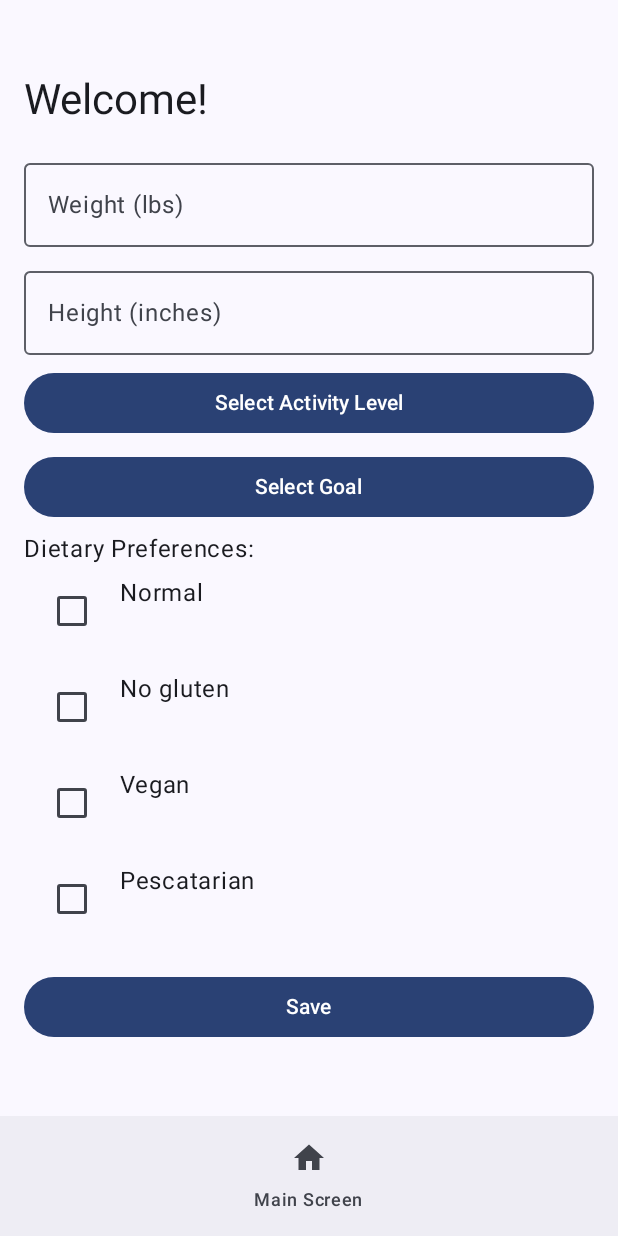
After one commit to isaacmayernik/cuhackit25, an Android app built with Jetpack Compose: the WelcomeScreen screen opened through its navigation route, on a phone screen of 412 x 824 dp. The commit adds this screen. Run offline under Robolectric (Android 15) with nearby library versions, the phone set to English and light mode, and no system bars.

Commit message:
home and welcome screen initialized

```diff
--- /dev/null
+++ b/app/src/main/java/com/example/workoutplangenai/HomeScreen.kt
@@ -0,0 +1,224 @@
+package com.example.workoutplangenai
+
+import androidx.compose.foundation.layout.Arrangement
+import androidx.compose.foundation.layout.Column
+import androidx.compose.foundation.layout.Row
+import androidx.compose.foundation.layout.Spacer
+import androidx.compose.foundation.layout.fillMaxSize
+import androidx.compose.foundation.layout.fillMaxWidth
+import androidx.compose.foundation.layout.height
+import androidx.compose.foundation.layout.padding
+import androidx.compose.foundation.selection.selectable
+import androidx.compose.foundation.text.KeyboardOptions
+import androidx.compose.material3.AlertDialog
+import androidx.compose.material3.Button
+import androidx.compose.material3.Checkbox
+import androidx.compose.material3.MaterialTheme
+import androidx.compose.material3.OutlinedTextField
+import androidx.compose.material3.RadioButton
+import androidx.compose.material3.Text
+import androidx.compose.runtime.Composable
+import androidx.compose.runtime.LaunchedEffect
+import androidx.compose.runtime.getValue
+import androidx.compose.runtime.mutableStateOf
+import androidx.compose.runtime.remember
+import androidx.compose.runtime.setValue
+import androidx.compose.ui.Modifier
+import androidx.compose.ui.platform.LocalContext
+import androidx.compose.ui.text.input.KeyboardType
+import androidx.compose.ui.unit.dp
+import androidx.navigation.NavHostController
+
+@Composable
+fun Main(navController: NavHostController) {
+    val context = LocalContext.current
+    var weight by remember { mutableStateOf("") }
+    var height by remember { mutableStateOf("") }
+    var activityLevel by remember { mutableStateOf("") }
+    var goal by remember { mutableStateOf("") }
+    var dietaryPreferences by remember { mutableStateOf(setOf<String>()) }
+
+    var showActivityLevelDialog by remember { mutableStateOf(false) }
+    var showGoalDialog by remember { mutableStateOf(false) }
+
+    LaunchedEffect(Unit) {
+        val userInfo = getUserInfo(context)
+        weight = userInfo.weight ?: ""
+        height = userInfo.height ?: ""
+        activityLevel = userInfo.activityLevel ?: ""
+        goal = userInfo.goal ?: ""
+        dietaryPreferences = userInfo.dietaryPreferences
+    }
+
+    // Save user info if they change screens
+    LaunchedEffect(weight, height, activityLevel, goal, dietaryPreferences) {
+        saveUserInfo(context, weight, height, activityLevel, goal, dietaryPreferences)
+    }
+
+    Column(
+        modifier = Modifier
+            .padding(16.dp)
+            .fillMaxSize(),
+        verticalArrangement = Arrangement.Center
+    ) {
+        Text(
+            text = "Edit Your Info",
+            style = MaterialTheme.typography.headlineMedium
+        )
+        Spacer(modifier = Modifier.height(16.dp))
+
+        // Weight input
+        OutlinedTextField(
+            value = weight,
+            onValueChange = { weight = it },
+            label = { Text("Weight (lbs)") },
+            keyboardOptions = KeyboardOptions(keyboardType = KeyboardType.Number),
+            modifier = Modifier.fillMaxWidth()
+        )
+        Spacer(modifier = Modifier.height(8.dp))
+
+        // Height Input
+        OutlinedTextField(
+            value = height,
+            onValueChange = { height = it },
+            label = { Text("Height (inches)") },
+            keyboardOptions = KeyboardOptions(keyboardType = KeyboardType.Number),
+            modifier = Modifier.fillMaxWidth()
+        )
+        Spacer(modifier = Modifier.height(8.dp))
+
+        // Activity Level Button
+        Button(
+            onClick = { showActivityLevelDialog = true },
+            modifier = Modifier.fillMaxWidth()
+        ) {
+            Text(if (activityLevel.isEmpty()) "Select Activity Level" else "Activity Level: $activityLevel")
+        }
+        Spacer(modifier = Modifier.height(8.dp))
+
+        // Goal Button
+        Button(
+            onClick = { showGoalDialog = true },
+            modifier = Modifier.fillMaxWidth()
+        ) {
+            Text(if (goal.isEmpty()) "Select Goal" else "Goal: $goal")
+        }
+        Spacer(modifier = Modifier.height(8.dp))
+
+        // Dietary Preferences
+        Text("Dietary Preferences:", style = MaterialTheme.typography.bodyLarge)
+        val options = listOf("Normal", "No gluten", "Vegan", "Pescatarian")
+        options.forEach { option ->
+            Row(
+                modifier = Modifier
+                    .fillMaxWidth()
+                    .selectable(
+                        selected = dietaryPreferences.contains(option),
+                        onClick = {
+                            dietaryPreferences = if (option == "Normal") {
+                                setOf("Normal")
+                            } else {
+                                (dietaryPreferences - "Normal") + option
+                            }
+                        }
+                    )
+                    .padding(8.dp)
+            ) {
+                Checkbox(
+                    checked = dietaryPreferences.contains(option),
+                    onCheckedChange = { checked ->
+                        dietaryPreferences = if (option == "Normal") {
+                            if (checked) setOf("Normal") else emptySet()
+                        } else {
+                            if (checked) (dietaryPreferences - "Normal") + option else dietaryPreferences - option
+                        }
+                    }
+                )
+                Text(option, modifier = Modifier.padding(start = 8.dp))
+            }
+        }
+        Spacer(modifier = Modifier.height(16.dp))
+
+        // Save Button
+        Button(
+            onClick = {
+                saveUserInfo(context, weight, height, activityLevel, goal, dietaryPreferences)
+            },
+            modifier = Modifier.fillMaxWidth()
+        ) {
+            Text("Save Changes")
+        }
+    }
+
+    // Activity Level Dialog
+    if (showActivityLevelDialog) {
+        AlertDialog(
+            onDismissRequest = { showActivityLevelDialog = false },
+            title = { Text("Select Activity Level") },
+            text = {
+                Column {
+                    listOf("Very Active", "Active", "Not Active").forEach { level ->
+                        Row(
+                            modifier = Modifier
+                                .fillMaxWidth()
+                                .selectable(
+                                    selected = activityLevel == level,
+                                    onClick = {
+                                        activityLevel = level
+                                        showActivityLevelDialog = false
+                                    }
+                                )
+                                .padding(8.dp)
+                        ) {
+                            RadioButton(
+                                selected = activityLevel == level,
+                                onClick = {
+                                    activityLevel = level
+                                    showActivityLevelDialog = false
+                                }
+                            )
+                            Text(level, modifier = Modifier.padding(start = 8.dp))
+                        }
+                    }
+                }
+            },
+            confirmButton = { }
+        )
+    }
+
+    // Goal Dialog
+    if (showGoalDialog) {
+        AlertDialog(
+            onDismissRequest = { showGoalDialog = false },
+            title = { Text("Select Goal") },
+            text = {
+                Column {
+                    listOf("Lose Weight", "Maintain Weight", "Gain Weight").forEach { _goal ->
+                        Row(
+                            modifier = Modifier
+                                .fillMaxWidth()
+                                .selectable(
+                                    selected = goal == _goal,
+                                    onClick = {
+                                        goal = _goal  // Fix: Set goal, not activityLevel
+                                        showGoalDialog = false
+                                    }
+                                )
+                                .padding(8.dp)
+                        ) {
+                            RadioButton(
+                                selected = goal == _goal,
+                                onClick = {
+                                    goal = _goal  // Fix: Set goal, not activityLevel
+                                    showGoalDialog = false
+                                }
+                            )
+                            Text(_goal, modifier = Modifier.padding(start = 8.dp))
+                        }
+                    }
+                }
+            },
+            confirmButton = { }
+        )
+    }
+}
--- a/app/src/main/java/com/example/workoutplangenai/MainActivity.kt
+++ b/app/src/main/java/com/example/workoutplangenai/MainActivity.kt
@@ -1,5 +1,6 @@
 package com.example.workoutplangenai
 
+import android.content.Context
 import android.os.Bundle
 import androidx.activity.ComponentActivity
 import androidx.activity.compose.setContent
@@ -7,6 +8,7 @@ import androidx.activity.enableEdgeToEdge
 import androidx.compose.foundation.layout.padding
 import androidx.compose.material.icons.Icons
 import androidx.compose.material.icons.filled.Home
+import androidx.compose.material.icons.filled.Star
 import androidx.compose.material3.Icon
 import androidx.compose.material3.NavigationBar
 import androidx.compose.material3.NavigationBarItem
@@ -15,6 +17,7 @@ import androidx.compose.material3.Text
 import androidx.compose.runtime.Composable
 import androidx.compose.ui.Modifier
 import androidx.compose.ui.graphics.vector.ImageVector
+import androidx.compose.ui.platform.LocalContext
 import androidx.navigation.NavGraph.Companion.findStartDestination
 import androidx.navigation.NavHostController
 import androidx.navigation.compose.NavHost
@@ -38,15 +41,25 @@ class MainActivity : ComponentActivity() {
 @Composable
 fun Navigation() {
     val navController = rememberNavController()
+    val context = LocalContext.current
+
+    val sharedPreferences = context.getSharedPreferences("user_info", Context.MODE_PRIVATE)
+    val isFirstTime = sharedPreferences.getString("weight", null) == null
+
     Scaffold(
-        bottomBar = { BottomBarNavigation(navController) }
+        bottomBar = {
+            if (!isFirstTime) {
+                BottomBarNavigation(navController)
+            }
+        }
     ) { innerPadding ->
-        NavigationGraph(navController, Modifier.padding(innerPadding))
+        NavigationGraph(navController, Modifier.padding(innerPadding), isFirstTime)
     }
 }
 
 sealed class Screen(val route: String, val title: String, val icon: ImageVector) {
     data object Main : Screen("home", "Main Screen", Icons.Default.Home)
+    data object Welcome : Screen("welcome", "Welcome Screen", Icons.Default.Star)
 }
 
 @Composable
@@ -78,17 +91,18 @@ fun BottomBarNavigation(navController: NavHostController) {
 }
 
 @Composable
-fun NavigationGraph(navController: NavHostController, modifier: Modifier = Modifier) {
+fun NavigationGraph(navController: NavHostController, modifier: Modifier = Modifier, isFirstTime: Boolean) {
     NavHost(
         navController = navController,
-        startDestination = Screen.Main.route,
+        startDestination = if (isFirstTime) Screen.Welcome.route else Screen.Main.route,
         modifier = modifier,
     ) {
+        composable(Screen.Welcome.route) { WelcomeScreen(navController) }
         composable(Screen.Main.route) { MainScreen(navController) }
     }
 }
 
 @Composable
 fun MainScreen(navController: NavHostController) {
-
+    Main(navController)
 }
--- /dev/null
+++ b/app/src/main/java/com/example/workoutplangenai/WelcomeScreen.kt
@@ -0,0 +1,247 @@
+package com.example.workoutplangenai
+
+import android.content.Context
+import androidx.compose.foundation.layout.Arrangement
+import androidx.compose.foundation.layout.Column
+import androidx.compose.foundation.layout.Row
+import androidx.compose.foundation.layout.Spacer
+import androidx.compose.foundation.layout.fillMaxSize
+import androidx.compose.foundation.layout.fillMaxWidth
+import androidx.compose.foundation.layout.height
+import androidx.compose.foundation.layout.padding
+import androidx.compose.foundation.selection.selectable
+import androidx.compose.foundation.text.KeyboardOptions
+import androidx.compose.material3.AlertDialog
+import androidx.compose.material3.Button
+import androidx.compose.material3.Checkbox
+import androidx.compose.material3.MaterialTheme
+import androidx.compose.material3.OutlinedTextField
+import androidx.compose.material3.RadioButton
+import androidx.compose.material3.Text
+import androidx.compose.runtime.Composable
+import androidx.compose.runtime.getValue
+import androidx.compose.runtime.mutableStateOf
+import androidx.compose.runtime.remember
+import androidx.compose.runtime.setValue
+import androidx.compose.ui.Modifier
+import androidx.compose.ui.platform.LocalContext
+import androidx.compose.ui.text.input.KeyboardType
+import androidx.compose.ui.unit.dp
+import androidx.navigation.NavHostController
+
+@Composable
+fun WelcomeScreen(navController: NavHostController) {
+    val context = LocalContext.current
+    var weight by remember { mutableStateOf("") }
+    var height by remember { mutableStateOf("") }
+    var activityLevel by remember { mutableStateOf("") }
+    var goal by remember { mutableStateOf("") }
+    var dietaryPreferences by remember { mutableStateOf(setOf<String>()) }
+
+    var showActivityLevelDialog by remember { mutableStateOf(false) }
+    var showGoalDialog by remember { mutableStateOf(false) }
+
+    Column(
+        modifier = Modifier
+            .padding(16.dp)
+            .fillMaxSize(),
+        verticalArrangement = Arrangement.Center
+    ) {
+        Text(
+            text = "Welcome!",
+            style = MaterialTheme.typography.headlineMedium
+        )
+        Spacer(modifier = Modifier.height(16.dp))
+
+        // Weight input
+        OutlinedTextField(
+            value = weight,
+            onValueChange = { weight = it },
+            label = { Text("Weight (lbs) ") },
+            keyboardOptions = KeyboardOptions(keyboardType = KeyboardType.Number),
+            modifier = Modifier.fillMaxWidth()
+        )
+        Spacer(modifier = Modifier.height(8.dp))
+
+        // Height input
+        OutlinedTextField(
+            value = height,
+            onValueChange = { height = it },
+            label = { Text("Height (inches) ") },
+            keyboardOptions = KeyboardOptions(keyboardType = KeyboardType.Number),
+            modifier = Modifier.fillMaxWidth()
+        )
+        Spacer(modifier = Modifier.height(8.dp))
+
+        // Activity level button
+        Button(
+            onClick = { showActivityLevelDialog = true },
+            modifier = Modifier.fillMaxWidth()
+        ) {
+            Text(if (activityLevel.isEmpty()) "Select Activity Level" else "Activity Level: $activityLevel")
+        }
+        Spacer(modifier = Modifier.height(8.dp))
+
+        // Goal button
+        Button(
+            onClick = { showGoalDialog = true },
+            modifier = Modifier.fillMaxWidth()
+        ) {
+            Text(if (goal.isEmpty()) "Select Goal" else "Goal: $goal")
+        }
+        Spacer(modifier = Modifier.height(8.dp))
+
+        // Dietary Preferences
+        Text("Dietary Preferences:", style = MaterialTheme.typography.bodyLarge)
+        val options = listOf("Normal", "No gluten", "Vegan", "Pescatarian")
+        options.forEach { option ->
+            Row(
+                modifier = Modifier
+                    .fillMaxWidth()
+                    .selectable(
+                        selected = dietaryPreferences.contains(option),
+                        onClick = {
+                            dietaryPreferences = if (option == "Normal") {
+                                setOf("Normal")
+                            } else {
+                                (dietaryPreferences - "Normal") + option
+                            }
+                        }
+                    )
+                    .padding(8.dp)
+            ) {
+                Checkbox(
+                    checked = dietaryPreferences.contains(option),
+                    onCheckedChange = { checked ->
+                        dietaryPreferences = if (option == "Normal") {
+                            if (checked) setOf("Normal") else emptySet()
+                        } else {
+                            if (checked) (dietaryPreferences - "Normal") + option else dietaryPreferences - option
+                        }
+                    }
+                )
+                Text(option, modifier = Modifier.padding(start = 8.dp))
+            }
+        }
+        Spacer(modifier = Modifier.height(16.dp))
+
+        // Save
+        Button(
+            onClick = {
+                saveUserInfo(context, weight, height, activityLevel, goal, dietaryPreferences)
+                navController.navigate(Screen.Main.route)
+            },
+            modifier = Modifier.fillMaxWidth()
+        ) {
+            Text("Save")
+        }
+    }
+
+    if (showActivityLevelDialog) {
+        AlertDialog(
+            onDismissRequest = { showActivityLevelDialog = false },
+            title = { Text("Select Activity Level") },
+            text = {
+                Column {
+                    listOf("Very Active", "Active", "Not Active").forEach { level ->
+                        Row(
+                            modifier = Modifier
+                                .fillMaxWidth()
+                                .selectable(
+                                    selected = activityLevel == level,
+                                    onClick = {
+                                        activityLevel = level
+                                        showActivityLevelDialog = false
+                                    }
+                                )
+                                .padding(8.dp)
+                        ) {
+                            RadioButton(
+                                selected = activityLevel == level,
+                                onClick = {
+                                    activityLevel = level
+                                    showActivityLevelDialog = false
+                                }
+                            )
+                            Text(level, modifier = Modifier.padding(start = 8.dp))
+                        }
+                    }
+                }
+            },
+            confirmButton = { }
+        )
+    }
+
+    if (showGoalDialog) {
+        AlertDialog(
+            onDismissRequest = { showGoalDialog = false },
+            title = { Text("Select Goal") },
+            text = {
+                Column {
+                    listOf("Lose Weight", "Maintain Weight", "Gain Weight").forEach { _goal ->
+                        Row(
+                            modifier = Modifier
+                                .fillMaxWidth()
+                                .selectable(
+                                    selected = goal == _goal,
+                                    onClick = {
+                                        goal = _goal  // Fix: Set goal, not activityLevel
+                                        showGoalDialog = false
+                                    }
+                                )
+                                .padding(8.dp)
+                        ) {
+                            RadioButton(
+                                selected = goal == _goal,
+                                onClick = {
+                                    goal = _goal  // Fix: Set goal, not activityLevel
+                                    showGoalDialog = false
+                                }
+                            )
+                            Text(_goal, modifier = Modifier.padding(start = 8.dp))
+                        }
+                    }
+                }
+            },
+            confirmButton = { }
+        )
+    }
+}
+
+fun saveUserInfo(
+    context: Context,
+    weight: String,
+    height: String,
+    activityLevel: String,
+    goal: String,
+    dietaryPreferences: Set<String>
+) {
+    val sharedPreferences = context.getSharedPreferences("user_info", Context.MODE_PRIVATE)
+    with(sharedPreferences.edit()) {
+        putString("weight", weight)
+        putString("height", height)
+        putString("activity_level", activityLevel)
+        putString("goal", goal)
+        putStringSet("dietary_preferences", dietaryPreferences)
+        apply()
+    }
+}
+
+fun getUserInfo(context: Context): UserInfo {
+    val sharedPreferences = context.getSharedPreferences("user_info", Context.MODE_PRIVATE)
+    return UserInfo(
+        weight = sharedPreferences.getString("weight", null),
+        height = sharedPreferences.getString("height", null),
+        activityLevel = sharedPreferences.getString("activity_level", null),
+        goal = sharedPreferences.getString("goal", null),
+        dietaryPreferences = sharedPreferences.getStringSet("dietary_preferences", emptySet()) ?: emptySet()
+    )
+}
+
+data class UserInfo(
+    val weight: String?,
+    val height: String?,
+    val activityLevel: String?,
+    val goal: String?,
+    val dietaryPreferences: Set<String>
+)
--- a/gradle.properties
+++ b/gradle.properties
@@ -21,3 +21,4 @@ kotlin.code.style=official
 # resources declared in the library itself and none from the library's dependencies,
 # thereby reducing the size of the R class for that library
 android.nonTransitiveRClass=true
+org.gradle.configuration-cache=true
```
